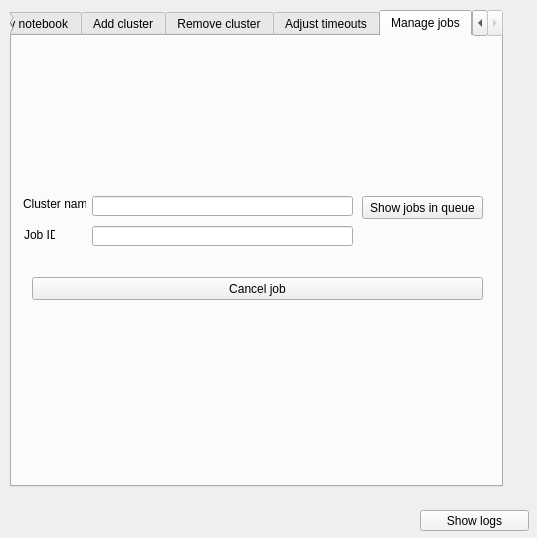
Old version of the form gui/widgets_templates/gui.ui in the repository intdata-bsc/idact-gui.
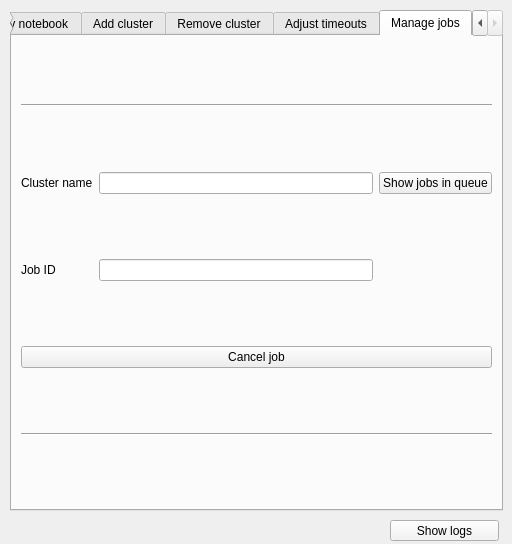
New version of the form.

Commit message: Improve gui window and "manage jobs" tab to look better on different machines

```diff
--- a/gui/widgets_templates/gui.ui
+++ b/gui/widgets_templates/gui.ui
@@ -6,8 +6,8 @@
    <rect>
     <x>0</x>
     <y>0</y>
-    <width>537</width>
-    <height>538</height>
+    <width>512</width>
+    <height>544</height>
    </rect>
   </property>
   <property name="windowTitle">
@@ -19,7 +19,7 @@
      <x>10</x>
      <y>10</y>
      <width>493</width>
-     <height>477</height>
+     <height>501</height>
     </rect>
    </property>
    <property name="tabShape">
@@ -821,74 +821,33 @@
     <attribute name="title">
      <string>Manage jobs</string>
     </attribute>
-    <widget class="QLabel" name="label">
-     <property name="geometry">
-      <rect>
-       <x>12</x>
-       <y>191</y>
-       <width>31</width>
-       <height>16</height>
-      </rect>
-     </property>
-     <property name="text">
-      <string>Job ID</string>
-     </property>
-    </widget>
-    <widget class="QLineEdit" name="job_id_edit">
-     <property name="geometry">
-      <rect>
-       <x>80</x>
-       <y>190</y>
-       <width>261</width>
-       <height>20</height>
-      </rect>
-     </property>
-    </widget>
-    <widget class="QLineEdit" name="cluster_name_jobs_edit">
-     <property name="geometry">
-      <rect>
-       <x>80</x>
-       <y>160</y>
-       <width>261</width>
-       <height>20</height>
-      </rect>
-     </property>
-    </widget>
-    <widget class="QLabel" name="cluster_name_deployn_label_2">
-     <property name="geometry">
-      <rect>
-       <x>11</x>
-       <y>160</y>
-       <width>63</width>
-       <height>16</height>
-      </rect>
-     </property>
-     <property name="text">
-      <string>Cluster name</string>
-     </property>
-    </widget>
+    <layout class="QGridLayout" name="gridLayout">
+     <item row="1" column="2">
     <widget class="QPushButton" name="show_jobs_button">
-     <property name="geometry">
-      <rect>
-       <x>350</x>
-       <y>160</y>
-       <width>121</width>
-       <height>23</height>
-      </rect>
-     </property>
      <property name="text">
       <string>Show jobs in queue</string>
      </property>
     </widget>
+     </item>
+     <item row="1" column="0">
+      <widget class="QLabel" name="cluster_name_deployn_label_2">
+       <property name="text">
+        <string>Cluster name</string>
+       </property>
+      </widget>
+     </item>
+     <item row="2" column="1">
+      <widget class="QLineEdit" name="job_id_edit"/>
+     </item>
+     <item row="2" column="0">
+      <widget class="QLabel" name="label">
+       <property name="text">
+        <string>Job ID</string>
+       </property>
+      </widget>
+     </item>
+     <item row="4" column="0" colspan="3">
     <widget class="QPushButton" name="cancel_job_button">
-     <property name="geometry">
-      <rect>
-       <x>20</x>
-       <y>241</y>
-       <width>451</width>
-       <height>23</height>
-      </rect>
-     </property>
      <property name="text">
       <string>Cancel job</string>
      </property>
@@ -902,13 +861,32 @@
       <bool>false</bool>
      </property>
     </widget>
+     </item>
+     <item row="1" column="1">
+      <widget class="QLineEdit" name="cluster_name_jobs_edit"/>
+     </item>
+     <item row="0" column="0" colspan="3">
+      <widget class="Line" name="line">
+       <property name="orientation">
+        <enum>Qt::Horizontal</enum>
+       </property>
+      </widget>
+     </item>
+     <item row="5" column="0" colspan="3">
+      <widget class="Line" name="line_2">
+       <property name="orientation">
+        <enum>Qt::Horizontal</enum>
+       </property>
+      </widget>
+     </item>
+    </layout>
    </widget>
   </widget>
   <widget class="QPushButton" name="show_logs_button">
    <property name="geometry">
     <rect>
-     <x>420</x>
-     <y>510</y>
+     <x>390</x>
+     <y>520</y>
      <width>109</width>
      <height>21</height>
     </rect>
```
Lines whose indentation alone changed are shown as unchanged.
